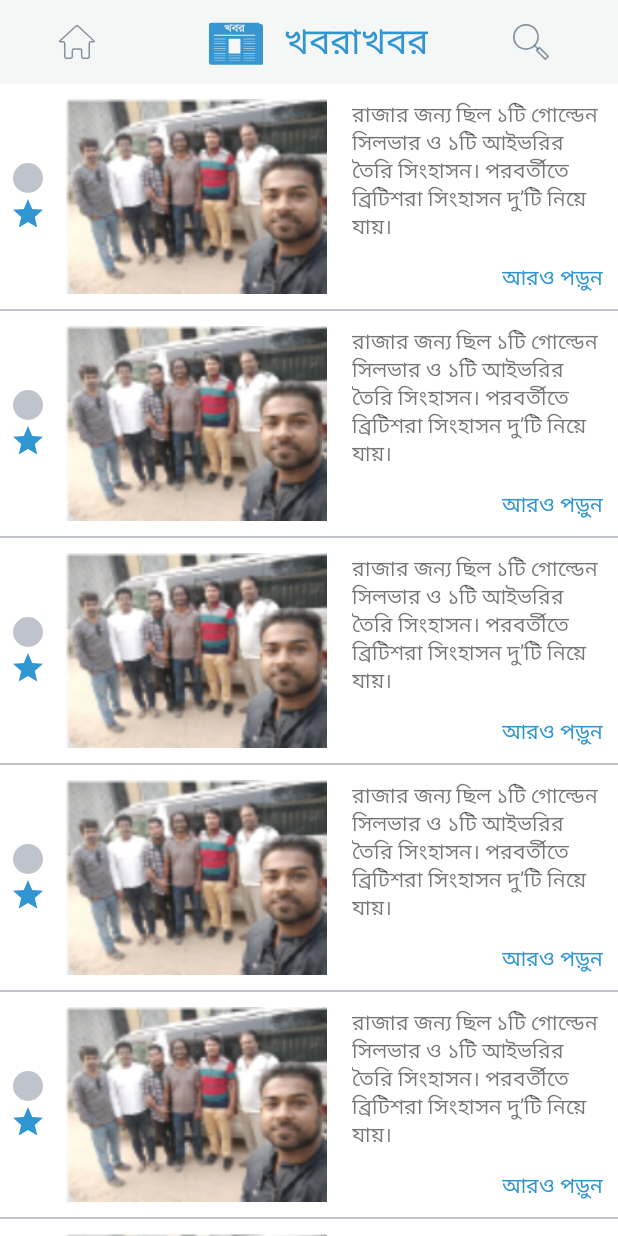
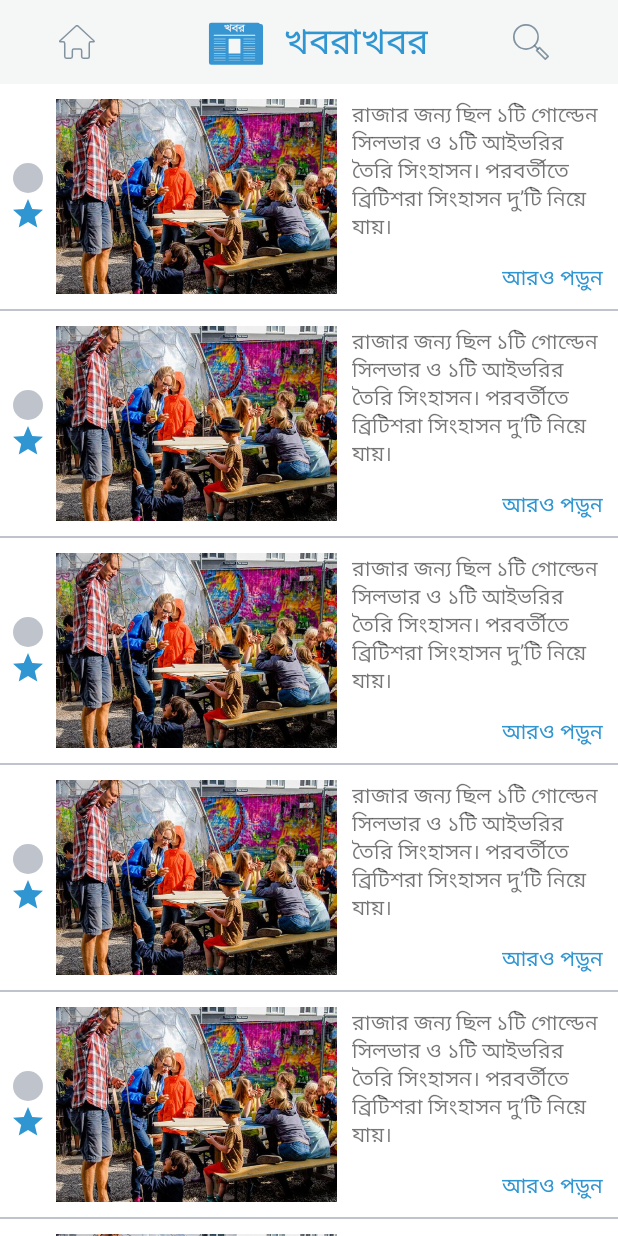
Before and after one commit to lelinmahmud/sirajganj_3, an Android app: the NewsActivity screen opened directly, with no data from a screen before it, on a phone screen of 412 x 824 dp. Run offline under Robolectric (Android 15) with nearby library versions, the phone set to English and light mode, and no system bars; our stand-ins replace data binding.

Commit message:
up commit

```diff
--- a/app/src/main/res/layout/news_item_view.xml
+++ b/app/src/main/res/layout/news_item_view.xml
@@ -37,7 +37,7 @@
             android:layout_width="0dp"
             android:layout_height="match_parent"
             android:layout_weight="5"
-            android:src="@drawable/news_img_demo"
+            android:src="@drawable/news_img"
             android:scaleType="centerCrop"/>
 
 
```
Also changed, not shown: app/src/main/res/drawable/news_img.jpg (added).
